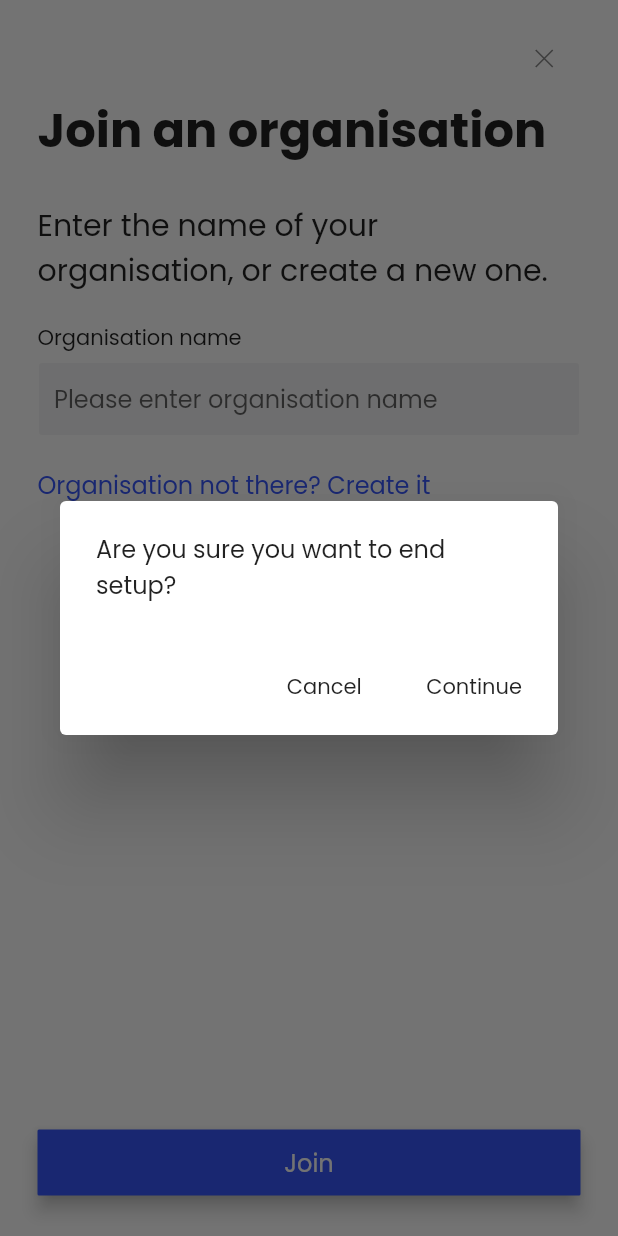
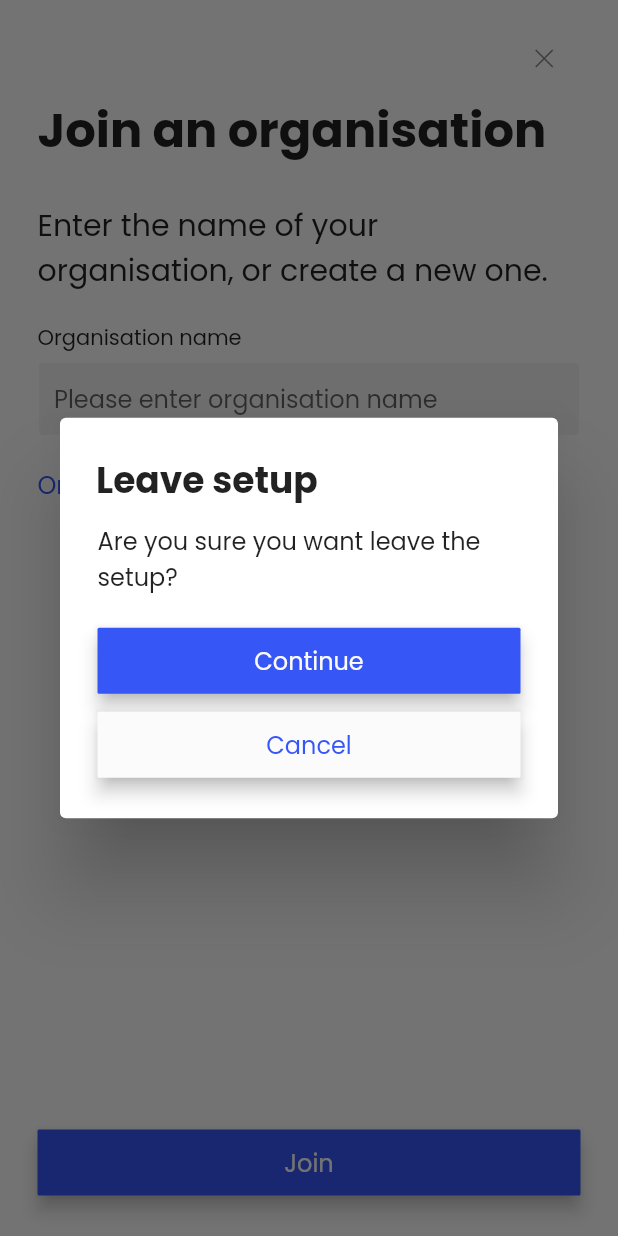
Before and after one commit to jacksoncurrie/wofroho-mobile, a Flutter app: the JoinOrganisationPage widget shown alone on an empty page, opened directly with empty values, after a tap on an icon or button, on a phone screen of 412 x 824 dp. Run offline on Flutter 3.47's test engine with Material 2 defaults, Android fonts, the phone set to English and light mode, and no system bars; our stand-ins replace flutter_svg, image_picker; network calls fail.

Commit message:
Update dialogs

```diff
--- /dev/null
+++ b/lib/molecules/dialog_popup.dart
@@ -0,0 +1,45 @@
+import 'package:flutter/material.dart';
+import 'package:wofroho_mobile/atoms/heading_text.dart';
+import 'package:wofroho_mobile/atoms/paragraph_text.dart';
+import 'package:wofroho_mobile/molecules/primary_button.dart';
+import 'package:wofroho_mobile/molecules/secondary_button.dart';
+import '../theme.dart';
+
+void showDialogPopup({
+  @required BuildContext context,
+  @required String title,
+  @required String message,
+  @required String primaryText,
+  @required String secondaryText,
+  @required void Function() primaryPressed,
+}) {
+  showDialog(
+    context: context,
+    builder: (_) => AlertDialog(
+      title: HeadingText(
+        text: title,
+        fontSize: 24,
+      ),
+      contentPadding:
+          const EdgeInsets.only(left: 25, right: 25, bottom: 25, top: 10),
+      content: Column(
+        mainAxisSize: MainAxisSize.min,
+        crossAxisAlignment: CrossAxisAlignment.stretch,
+        children: [
+          ParagraphText(text: message),
+          Padding(
+            padding: const EdgeInsets.only(top: 20, bottom: 8),
+            child: PrimaryButton(
+              text: primaryText,
+              onPressed: primaryPressed,
+            ),
+          ),
+          SecondaryButton(
+            text: secondaryText,
+            onPressed: () => Navigator.of(context).pop(),
+          ),
+        ],
+      ),
+    ),
+  );
+}
--- a/lib/pages/join_organisation_page.dart
+++ b/lib/pages/join_organisation_page.dart
@@ -7,6 +7,7 @@ import 'package:wofroho_mobile/atoms/paragraph_text.dart';
 import 'package:wofroho_mobile/atoms/single_icon_button.dart';
 import 'package:wofroho_mobile/atoms/text_input.dart';
 import 'package:wofroho_mobile/models/person.dart';
+import 'package:wofroho_mobile/molecules/dialog_popup.dart';
 import 'package:wofroho_mobile/molecules/link_text.dart';
 import 'package:wofroho_mobile/molecules/primary_button.dart';
 import 'package:wofroho_mobile/organisms/button_pair.dart';
@@ -57,21 +58,13 @@ class _JoinOrganisationPageState extends State<JoinOrganisationPage> {
   }
 
   void _openValidateClose() {
-    showDialog(
+    showDialogPopup(
       context: context,
-      builder: (_) => AlertDialog(
-        content: ParagraphText(text: "Are you sure you want to end setup?"),
-        actions: [
-          FlatButton(
-            child: Text('Cancel'),
-            onPressed: () => Navigator.of(context).pop(),
-          ),
-          FlatButton(
-            child: Text('Continue'),
-            onPressed: _closePressed,
-          ),
-        ],
-      ),
+      title: 'Leave setup',
+      message: 'Are you sure you want leave the setup?',
+      primaryText: 'Continue',
+      secondaryText: 'Cancel',
+      primaryPressed: _closePressed,
     );
   }
 
```
Also changed, not shown: lib/pages/account_page.dart (+13 -29 lines), lib/pages/validate_phone_page.dart (+7 -14 lines).
